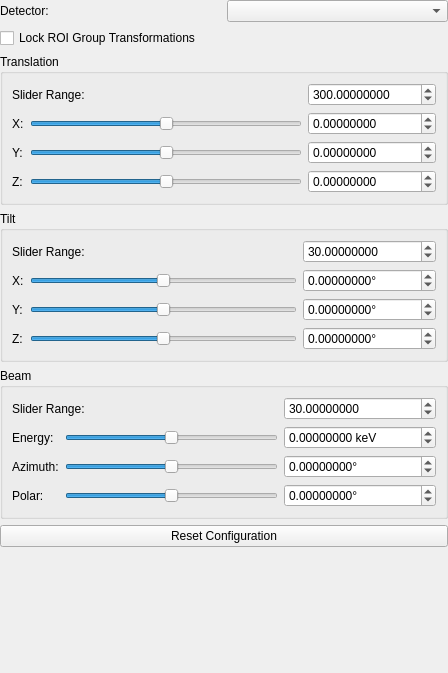
Above: hexrdgui/resources/ui/calibration_slider_widget.ui from HEXRD/hexrdgui before the change. Below: the same form after it.
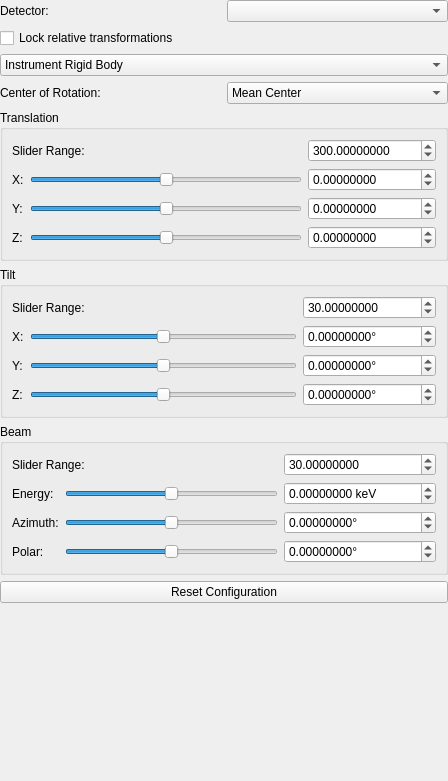
That is the form after the change. Custom widgets are drawn as their Qt base class.

Commit message: Add options for locking slider transforms

The edit to the form file:
```diff
--- a/hexrdgui/resources/ui/calibration_slider_widget.ui
+++ b/hexrdgui/resources/ui/calibration_slider_widget.ui
@@ -7,7 +7,7 @@
     <x>0</x>
     <y>0</y>
     <width>448</width>
-    <height>673</height>
+    <height>781</height>
    </rect>
   </property>
   <layout class="QGridLayout" name="gridLayout">
@@ -23,7 +23,17 @@
    <property name="bottomMargin">
     <number>0</number>
    </property>
-   <item row="3" column="0" colspan="2">
+   <item row="9" column="0" colspan="2">
+    <widget class="QPushButton" name="push_reset_config">
+     <property name="toolTip">
+      <string>&lt;html&gt;&lt;head/&gt;&lt;body&gt;&lt;p&gt;Reset the instrument configuration to the state when the most recent instrument file was loaded, or when the program started.&lt;/p&gt;&lt;/body&gt;&lt;/html&gt;</string>
+     </property>
+     <property name="text">
+      <string>Reset Configuration</string>
+     </property>
+    </widget>
+   </item>
+   <item row="6" column="0" colspan="2">
     <widget class="QGroupBox" name="translation_group">
      <property name="title">
       <string>Translation</string>
@@ -184,7 +194,10 @@
      </layout>
     </widget>
    </item>
-   <item row="5" column="0" colspan="2">
+   <item row="1" column="1">
+    <widget class="QComboBox" name="detector"/>
+   </item>
+   <item row="8" column="0" colspan="2">
     <widget class="QGroupBox" name="beam_group">
      <property name="title">
       <string>Beam</string>
@@ -355,6 +368,44 @@
     </widget>
    </item>
    <item row="4" column="0" colspan="2">
+    <layout class="QHBoxLayout" name="horizontalLayout">
+     <item>
+      <widget class="QLabel" name="locked_center_of_rotation_label">
+       <property name="toolTip">
+        <string>&lt;html&gt;&lt;head/&gt;&lt;body&gt;&lt;p&gt;The center of rotation when tilts are applied.&lt;/p&gt;&lt;p&gt;&lt;br/&gt;&lt;/p&gt;&lt;p&gt;&amp;quot;Mean Center&amp;quot; means the center of the whole instrument if &amp;quot;Instrument Rigid Body&amp;quot; is selected, and it means the center of the selected detector's group if &amp;quot;Group Rigid Body&amp;quot; is selected.&lt;/p&gt;&lt;p&gt;&lt;br/&gt;&lt;/p&gt;&lt;p&gt;&amp;quot;Origin&amp;quot; means [0, 0, 0] (the lab origin).&lt;/p&gt;&lt;/body&gt;&lt;/html&gt;</string>
+       </property>
+       <property name="text">
+        <string>Center of Rotation:</string>
+       </property>
+      </widget>
+     </item>
+     <item>
+      <widget class="QComboBox" name="locked_center_of_rotation">
+       <property name="toolTip">
+        <string>&lt;html&gt;&lt;head/&gt;&lt;body&gt;&lt;p&gt;The center of rotation when tilts are applied.&lt;/p&gt;&lt;p&gt;&lt;br/&gt;&lt;/p&gt;&lt;p&gt;&amp;quot;Mean Center&amp;quot; means the center of the whole instrument if &amp;quot;Instrument Rigid Body&amp;quot; is selected, and it means the center of the selected detector's group if &amp;quot;Group Rigid Body&amp;quot; is selected.&lt;/p&gt;&lt;p&gt;&lt;br/&gt;&lt;/p&gt;&lt;p&gt;&amp;quot;Origin&amp;quot; means [0, 0, 0] (the lab origin).&lt;/p&gt;&lt;/body&gt;&lt;/html&gt;</string>
+       </property>
+       <item>
+        <property name="text">
+         <string>Mean Center</string>
+        </property>
+       </item>
+       <item>
+        <property name="text">
+         <string>Origin</string>
+        </property>
+       </item>
+      </widget>
+     </item>
+    </layout>
+   </item>
+   <item row="1" column="0">
+    <widget class="QLabel" name="label">
+     <property name="text">
+      <string>Detector:</string>
+     </property>
+    </widget>
+   </item>
+   <item row="7" column="0" colspan="2">
     <widget class="QGroupBox" name="tilt_group">
      <property name="title">
       <string>Tilt</string>
@@ -524,27 +575,7 @@
      </layout>
     </widget>
    </item>
-   <item row="1" column="0">
-    <widget class="QLabel" name="label">
-     <property name="text">
-      <string>Detector:</string>
-     </property>
-    </widget>
-   </item>
-   <item row="6" column="0" colspan="2">
-    <widget class="QPushButton" name="push_reset_config">
-     <property name="toolTip">
-      <string>&lt;html&gt;&lt;head/&gt;&lt;body&gt;&lt;p&gt;Reset the instrument configuration to the state when the most recent instrument file was loaded, or when the program started.&lt;/p&gt;&lt;/body&gt;&lt;/html&gt;</string>
-     </property>
-     <property name="text">
-      <string>Reset Configuration</string>
-     </property>
-    </widget>
-   </item>
-   <item row="1" column="1">
-    <widget class="QComboBox" name="detector"/>
-   </item>
-   <item row="7" column="0" colspan="2">
+   <item row="10" column="0" colspan="2">
     <spacer name="verticalSpacer">
      <property name="orientation">
       <enum>Qt::Vertical</enum>
@@ -563,10 +594,27 @@
       <string>If checked, when a detector is transformed (translation or tilt), all other detectors in the same group will be transformed in a similar way. For translation, all detectors will be translated by the same amount, and in the same direction. For tilt, all detectors in the same group will be rotated about the mean of the detector centers.</string>
      </property>
      <property name="text">
-      <string>Lock ROI Group Transformations</string>
+      <string>Lock relative transformations</string>
      </property>
     </widget>
    </item>
+   <item row="3" column="0" colspan="2">
+    <widget class="QComboBox" name="lock_relative_transforms_setting">
+     <property name="toolTip">
+      <string>&lt;html&gt;&lt;head/&gt;&lt;body&gt;&lt;p&gt;&amp;quot;Instrument Rigid Body&amp;quot; means to transform all detectors in the entire instrument in the same way.&lt;/p&gt;&lt;p&gt;&lt;br/&gt;&lt;/p&gt;&lt;p&gt;&amp;quot;Group Rigid Body&amp;quot; means to transform all detectors in the selected detector's group in the same way. This setting requires all detectors to have their &amp;quot;group&amp;quot; specified in the instrument config.&lt;/p&gt;&lt;/body&gt;&lt;/html&gt;</string>
+     </property>
+     <item>
+      <property name="text">
+       <string>Instrument Rigid Body</string>
+      </property>
+     </item>
+     <item>
+      <property name="text">
+       <string>Group Rigid Body</string>
+      </property>
+     </item>
+    </widget>
+   </item>
   </layout>
  </widget>
  <customwidgets>
```
Left out of the diff: 8 changed lines with no effect on the pictures. The commit also changes 2 other files.
